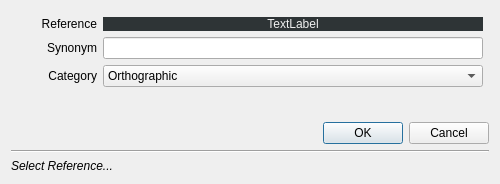
Above: ui/pn_editname.ui from PhilippeBko/taxa_occ before the change. Below: the same form after it.
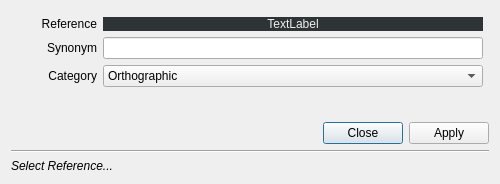
That is the form after the change.

```diff
--- a/ui/pn_editname.ui
+++ b/ui/pn_editname.ui
@@ -184,7 +184,7 @@
       <enum>Qt::Horizontal</enum>
      </property>
      <property name="standardButtons">
-      <set>QDialogButtonBox::Cancel|QDialogButtonBox::Ok</set>
+      <set>QDialogButtonBox::Apply|QDialogButtonBox::Close</set>
      </property>
     </widget>
    </item>
```
